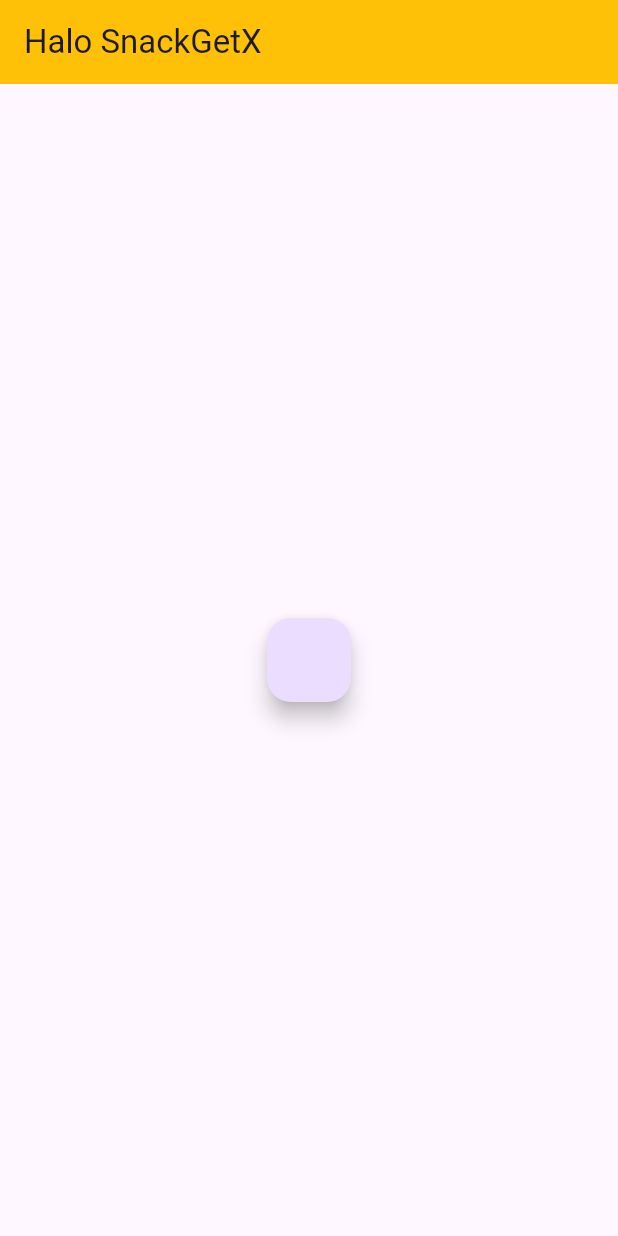
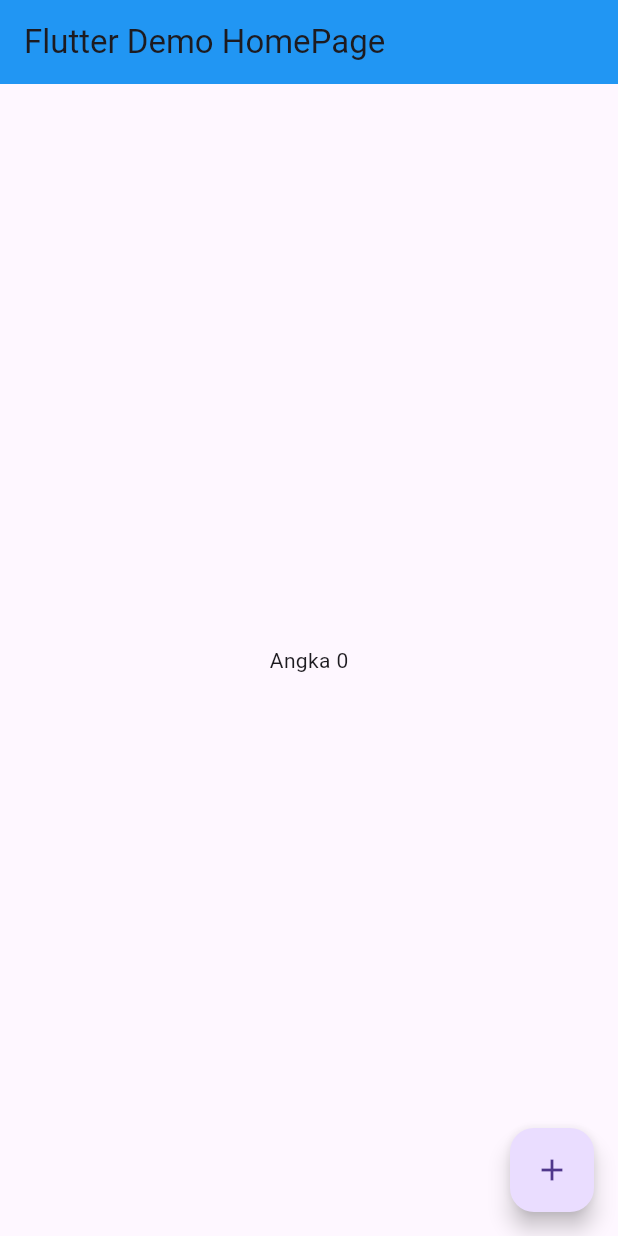
Before and after one commit to fannyHere/getX-for-me, a Flutter app: the screen it shows after launch, on a phone screen of 412 x 824 dp. Run offline on Flutter 3.47's test engine with Material 3 defaults, Android fonts, the phone set to English and light mode, and no system bars; our stand-ins replace get.

Commit message:
added dialogue button getx

```diff
--- /dev/null
+++ b/lib/09_dialogue_GetX/dialogue.dart
@@ -0,0 +1,131 @@
+import 'package:flutter/material.dart';
+import 'package:get/get.dart';
+
+import '../07_dynamicGetx/dynamic.dart';
+
+class MyDialogueGetX extends StatelessWidget {
+  const MyDialogueGetX({super.key});
+
+  @override
+  Widget build(BuildContext context) {
+    return MaterialApp(
+      home: DialogGetX(),
+      debugShowCheckedModeBanner: false,
+    );
+  }
+}
+
+// ignore: must_be_immutable
+class DialogGetX extends StatefulWidget {
+  @override
+  State<DialogGetX> createState() => _DialogGetXState();
+}
+
+class _DialogGetXState extends State<DialogGetX> {
+  //var count = 0;
+
+  @override
+  Widget build(BuildContext context) {
+    return Scaffold(
+      appBar: AppBar(
+        backgroundColor: Colors.blue,
+        title: Text("Flutter Demo HomePage"),
+      ),
+      body: Center(
+        child: Text("Angka 0"),
+      ),
+      floatingActionButton: FloatingActionButton(
+        tooltip: 'Increment',
+        child: Icon(Icons.add),
+        onPressed: () {
+          // setState(() {
+          //   count++;
+          // });
+
+          Get.defaultDialog(
+            title: "Judul",
+            middleText: "Haloini Fanny",
+            textCancel: "Cancel",
+            onCancel: () => print("cancel"),
+            textConfirm: "Okay",
+            onConfirm: () {
+              print("Okayyyy");
+              Get.back();
+              Get.to(HomePage());
+            },
+            confirmTextColor: Colors.white,
+          );
+
+          //cara 1 showdialogue
+          // showDialog(
+          //   context: context,
+          //   builder: (context) {
+          //     return AlertDialog(
+          //       title: Text("judul"),
+          //       content: Text("ini desc"),
+          //     );
+          //   },
+          // );
+          // Get.defaultDialog(
+          //   title: "Judul",
+          //   middleText: "Description",
+          //   barrierDismissible:
+          //       false, //supaya backgroun selain batalkan dan oke gabisa di klik
+
+          //   //default bawaan
+          //   // textCancel: "batal",
+          //   // cancelTextColor: Colors.pink,
+
+          //   //custom cancel widget ==> default bawaan di atas akan hilang karena dicustom di sini
+          //   cancel: ElevatedButton(
+          //     onPressed: () {
+          //       Get.back();
+          //     },
+          //     child: Text(
+          //       "Batalkan",
+          //     ),
+          //   ),
+
+          //   //bawaan
+          //   // textConfirm: "OKE Confirm",
+          //   // confirmTextColor: Colors.red,
+          //   // onConfirm: () {},
+
+          //   //custom
+          //   confirm: ElevatedButton(
+          //     onPressed: () {},
+          //     child: Text(
+          //       "Oke",
+          //     ),
+          //   ),
+
+          //   //klo mau nambahin buttonnya >1
+          //   actions: [
+          //     ElevatedButton(
+          //       onPressed: () {},
+          //       child: Text(
+          //         "Pilihan 1",
+          //       ),
+          //     ),
+          //     ElevatedButton(
+          //       onPressed: () {},
+          //       child: Text(
+          //         "Pilihan 2",
+          //       ),
+          //     ),
+          //     ElevatedButton(
+          //       onPressed: () {},
+          //       child: Text(
+          //         "Pilihan 3",
+          //       ),
+          //     ),
+          //   ],
+
+          //   backgroundColor: Colors.green,
+          //   radius: 30,
+          // );
+        },
+      ),
+    );
+  }
+}
--- a/lib/main.dart
+++ b/lib/main.dart
@@ -1,5 +1,6 @@
 import 'package:flutter/material.dart';
-import '08_snackbar_getx/sncakbarGetX.dart';
+import '09_dialogue_GetX/dialogue.dart';
+import 'package:get/get.dart';
 
 void main() {
   runApp(MyApp());
@@ -8,9 +9,9 @@ void main() {
 class MyApp extends StatelessWidget {
   @override
   Widget build(BuildContext context) {
-    return MaterialApp(
+    return GetMaterialApp(
       debugShowCheckedModeBanner: false,
-      home: MySnackBar(),
+      home: MyDialogueGetX(),
     );
   }
 }
```
